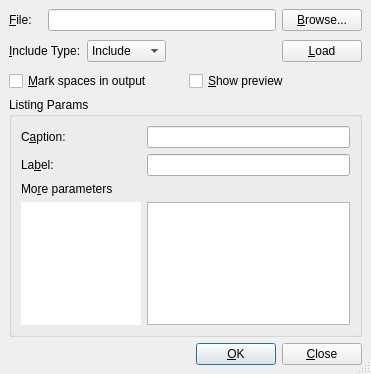
The window that src/frontends/qt4/ui/IncludeUi.ui (cburschka/lyx) describes before a commit, drawn with Qt 5.
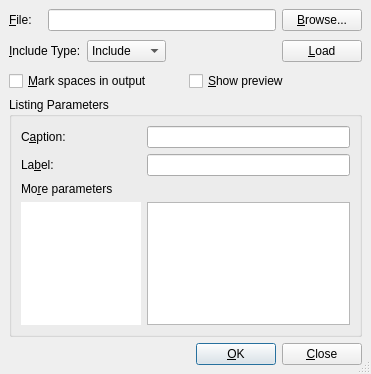
The same window after the commit.

Commit message: InsetListings: change Params to Parameters for include dialog, Bug 3638

What changed in the file:
```diff
--- a/src/frontends/qt4/ui/IncludeUi.ui
+++ b/src/frontends/qt4/ui/IncludeUi.ui
@@ -33,7 +33,7 @@
       </sizepolicy>
      </property>
      <property name="title" >
-      <string>Listing Params</string>
+      <string>Listing Parameters</string>
      </property>
      <layout class="QGridLayout" >
       <property name="margin" >
```
